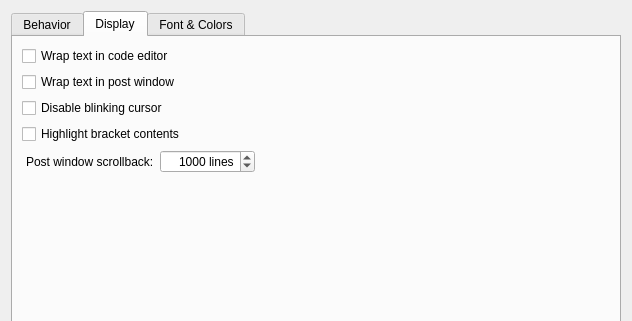
Qt form editors/sc-ide/forms/settings_editor.ui (supercollider/supercollider) before a commit; both pictures show x 0 to 632 and y 0 to 321 of the 632 by 471 pixel window.
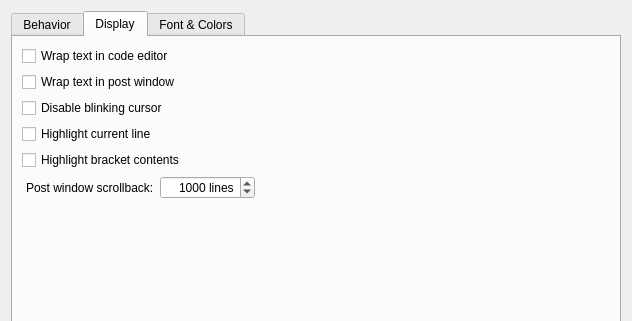
The same form after that commit. The open tabs and pages were chosen to show the change. Custom widgets are drawn as their Qt base class.

Commit message: sc ide: add option to highlight current line

```diff
--- a/editors/sc-ide/forms/settings_editor.ui
+++ b/editors/sc-ide/forms/settings_editor.ui
@@ -215,6 +215,13 @@
           </property>
          </widget>
         </item>
+        <item>
+         <widget class="QCheckBox" name="highlightCurrentLine">
+          <property name="text">
+           <string>Highlight current line</string>
+          </property>
+         </widget>
+        </item>
         <item>
          <widget class="QCheckBox" name="highlightBracketContents">
           <property name="toolTip">
```
The commit also changes 4 other files.
